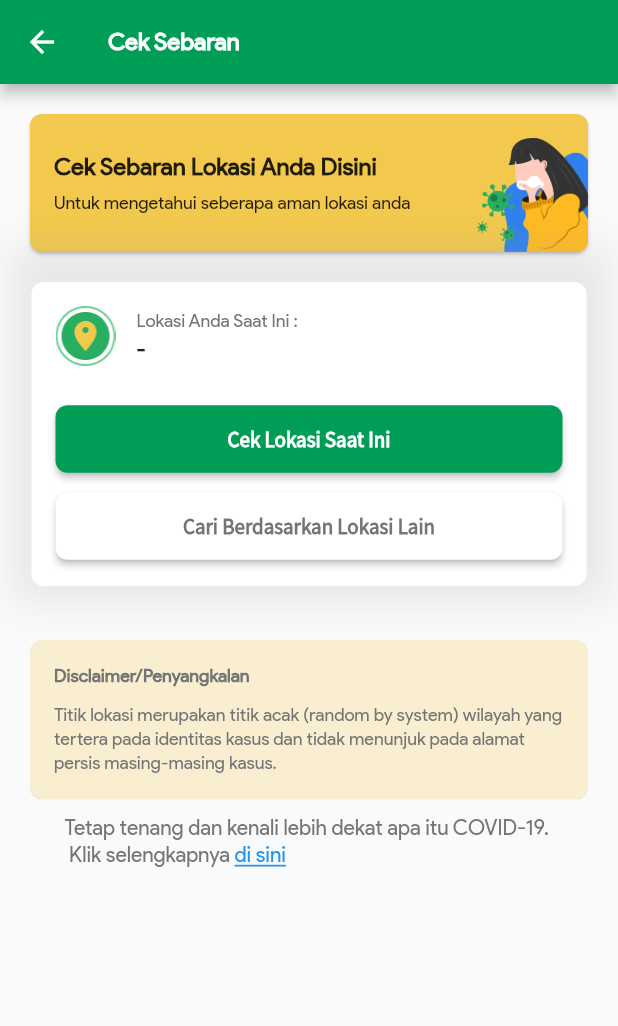
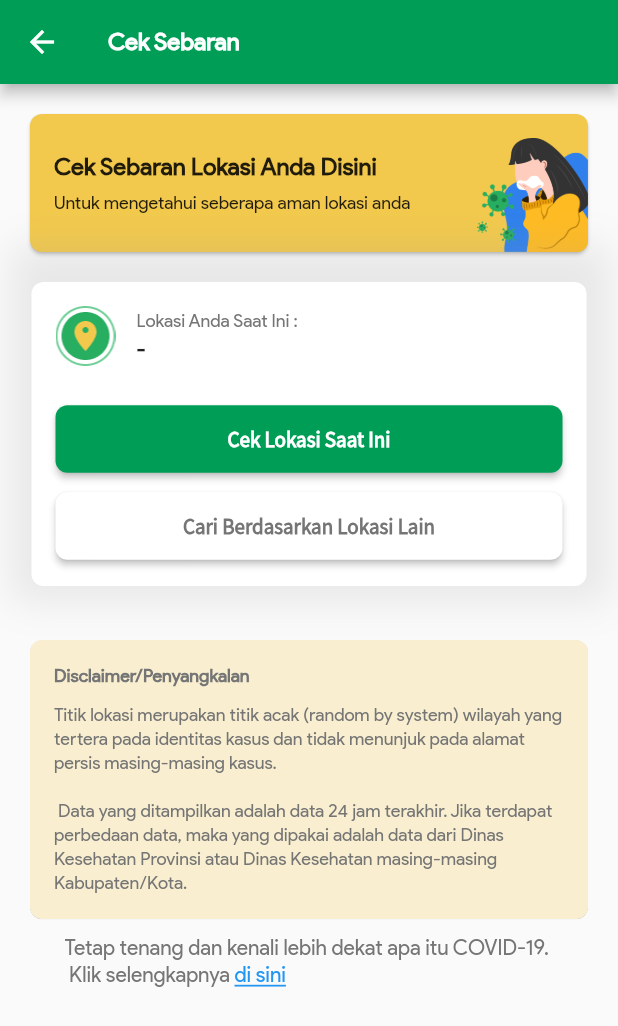
Before and after one commit to jabardigitalservice/pikobar-flutter, a Flutter app: the CheckDistribution screen opened directly, on a phone screen of 412 x 824 dp. Shown: the top 1026 px of the screen. Run offline on Flutter 3.47's test engine with Material 2 defaults, Android fonts, the phone set to English and light mode, and no system bars; our stand-ins replace bloc, cached_network_image, carousel_slider, cloud_firestore, device_info, device_preview and 26 more; missing offline and left inert: bottom_navigation_badge, esys_flutter_share, firebase_in_app_messaging, flutter_cupertino_date_picker, flutter_downloader, flutter_inappwebview and 4 more; accounts and stored records are empty.

Commit message:
fixbugs cek spread section region

```diff
--- a/lib/constants/Dictionary.dart
+++ b/lib/constants/Dictionary.dart
@@ -192,10 +192,10 @@ class Dictionary {
   static String currentLocationTitle = 'Lokasi Anda Saat Ini :';
   static String checkCurrentLocation = 'Cek Lokasi Saat Ini';
   static String findLocation = 'Cek Lokasi';
-  static String positifTitle = 'Positif';
+  static String confirmed = 'Terkonfirmasi';
   static String checkOtherLocation = 'Cari Berdasarkan Lokasi Lain';
   static String checkByLocation = 'Cari Berdasarkan Lokasi';
-  static String positifString = 'Total Pasien Positif COVID-19';
+  static String positifString = 'Total Pasien Terkonfirmasi COVID-19';
   static String pdpString = 'PDP (Pasien Dalam Pengawasan)';
   static String odpString = 'ODP (Orang Dalam Pemantauan)';
   static String checkDistributionInfo =
@@ -209,9 +209,10 @@ class Dictionary {
   static String cantFindLocation =
       'Maaf, lokasi yang Anda cari tidak ditemukan. Coba ulangi kembali';
   static String informationLocation =
-      'Titik lokasi merupakan titik acak (random by system) wilayah yang tertera pada identitas kasus dan tidak menunjuk pada alamat persis masing-masing kasus.';
+      'Titik lokasi merupakan titik acak (random by system) wilayah yang tertera pada identitas kasus dan tidak menunjuk pada alamat persis masing-masing kasus.\n\n Data yang ditampilkan adalah data 24 jam terakhir. Jika terdapat perbedaan data, maka yang dipakai adalah data dari Dinas Kesehatan Provinsi atau Dinas Kesehatan masing-masing Kabupaten/Kota.';
   static String disclaimer = 'Disclaimer/Penyangkalan';
   static String regionInfo = 'Data dibawah ini merupakan jumlah kasus aktif di';
+  static String update24hourTitle = 'Diperbarui 24 jam terakhir.';
 
   //message
   static String markAsRead = "Tandai Semua Sudah Dibaca";
--- a/lib/models/CheckDistribution.dart
+++ b/lib/models/CheckDistribution.dart
@@ -114,7 +114,7 @@ class Desa {
 }
 
 class Radius {
-  int kmRadius;
+  double kmRadius;
   int odpProses;
   int pdpProses;
   int positif;
--- a/lib/screens/checkDistribution/CheckDistributionScreen.dart
+++ b/lib/screens/checkDistribution/CheckDistributionScreen.dart
@@ -272,7 +272,8 @@ class _CheckDistributionState extends State<CheckDistribution> {
                     SizedBox(height: 6),
                     Padding(
                       padding: const EdgeInsets.only(left: 25, right: 25),
-                      child: Center(
+                      child: Align(
+                        alignment: Alignment.center,
                         child: Text.rich(
                           TextSpan(
                             children: <TextSpan>[
@@ -392,7 +393,7 @@ class _CheckDistributionState extends State<CheckDistribution> {
                           ),
                           Container(
                             padding: EdgeInsets.only(top: 10),
-                            height: MediaQuery.of(context).size.height * 0.56,
+                            height: MediaQuery.of(context).size.height * 0.70,
                             child: TabBarView(
                               children: <Widget>[
                                 // show kelurahan / desa
--- a/lib/screens/checkDistribution/components/CheckDistributionCardFilter.dart
+++ b/lib/screens/checkDistribution/components/CheckDistributionCardFilter.dart
@@ -94,7 +94,7 @@ class CheckDistributionCardFilter extends StatelessWidget {
           count > 0
               ? Container(
                   width: 5,
-                  height: MediaQuery.of(context).size.height * 0.12,
+                  height: MediaQuery.of(context).size.height * 0.15,
                   padding: EdgeInsets.only(right: 4.0, left: 4.0),
                   decoration: BoxDecoration(
                     color: color,
--- a/lib/screens/checkDistribution/components/CheckDistributionCardRadius.dart
+++ b/lib/screens/checkDistribution/components/CheckDistributionCardRadius.dart
@@ -35,7 +35,7 @@ class CheckDistributionCardRadius extends StatelessWidget {
             ),
             SizedBox(height: 5),
             Text(
-              'Update Terakhir 6 April 2020',
+              Dictionary.update24hourTitle,
               style: TextStyle(
                 color: Colors.grey[600],
                 fontFamily: FontsFamily.productSans,
@@ -49,7 +49,7 @@ class CheckDistributionCardRadius extends StatelessWidget {
               children: <Widget>[
                 buildCard(context,
                     image: '${Environment.imageAssets}bg-positif.png',
-                    title: Dictionary.positifTitle,
+                    title: Dictionary.confirmed,
                     total: state.record.detected.radius.positif),
                 buildCard(context,
                     image: '${Environment.imageAssets}bg-meninggal.png',
```
